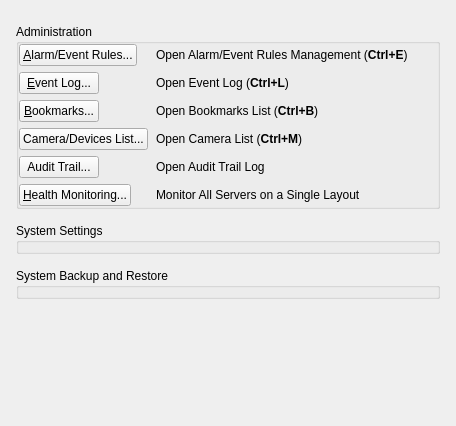
Above: client/src/ui/widgets/settings/general_system_administration_widget.ui from networkoptix/nx_open before the change. Below: the same form after it.
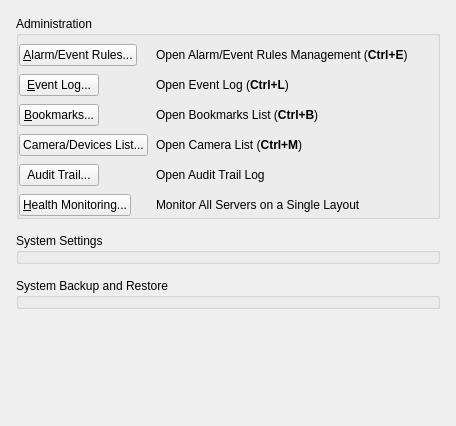
That is the form after the change. Custom widgets are drawn as their Qt base class.

Commit message:
Adjust administration dialog.
<==== Mercurial data ====>
Branch: new_style

```diff
--- a/client/src/ui/widgets/settings/general_system_administration_widget.ui
+++ b/client/src/ui/widgets/settings/general_system_administration_widget.ui
@@ -18,13 +18,13 @@
     <number>16</number>
    </property>
    <property name="topMargin">
-    <number>24</number>
+    <number>16</number>
    </property>
    <property name="rightMargin">
     <number>16</number>
    </property>
    <property name="bottomMargin">
-    <number>24</number>
+    <number>16</number>
    </property>
    <item>
     <widget class="QGroupBox" name="commonGroupBox">
@@ -41,11 +41,14 @@
       <property name="horizontalSpacing">
        <number>8</number>
       </property>
+      <property name="verticalSpacing">
+       <number>8</number>
+      </property>
       <property name="leftMargin">
        <number>0</number>
       </property>
       <property name="topMargin">
-       <number>0</number>
+       <number>8</number>
       </property>
       <property name="rightMargin">
        <number>0</number>
@@ -179,11 +182,14 @@
       <bool>true</bool>
      </property>
      <layout class="QVBoxLayout" name="verticalLayout_2">
+      <property name="spacing">
+       <number>8</number>
+      </property>
       <property name="leftMargin">
        <number>0</number>
       </property>
       <property name="topMargin">
-       <number>0</number>
+       <number>8</number>
       </property>
       <property name="rightMargin">
        <number>0</number>
@@ -206,11 +212,14 @@
       <bool>true</bool>
      </property>
      <layout class="QVBoxLayout" name="verticalLayout_3">
+      <property name="spacing">
+       <number>8</number>
+      </property>
       <property name="leftMargin">
        <number>0</number>
       </property>
       <property name="topMargin">
-       <number>0</number>
+       <number>8</number>
       </property>
       <property name="rightMargin">
        <number>0</number>
```
The commit also changes 3 other files.
